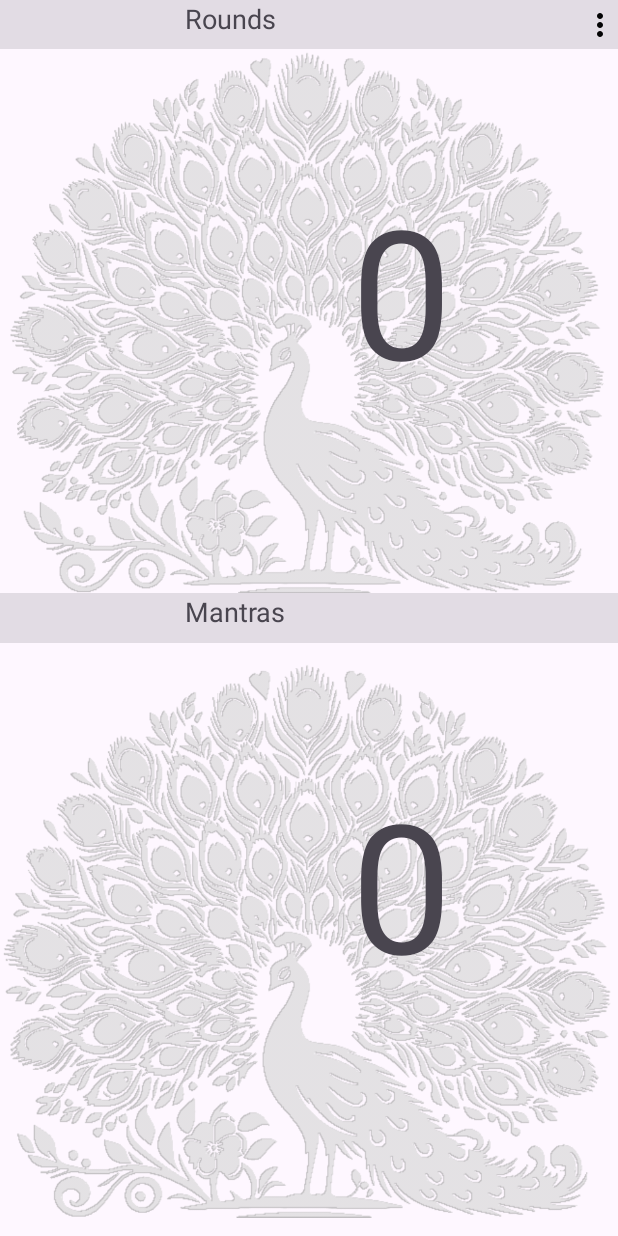
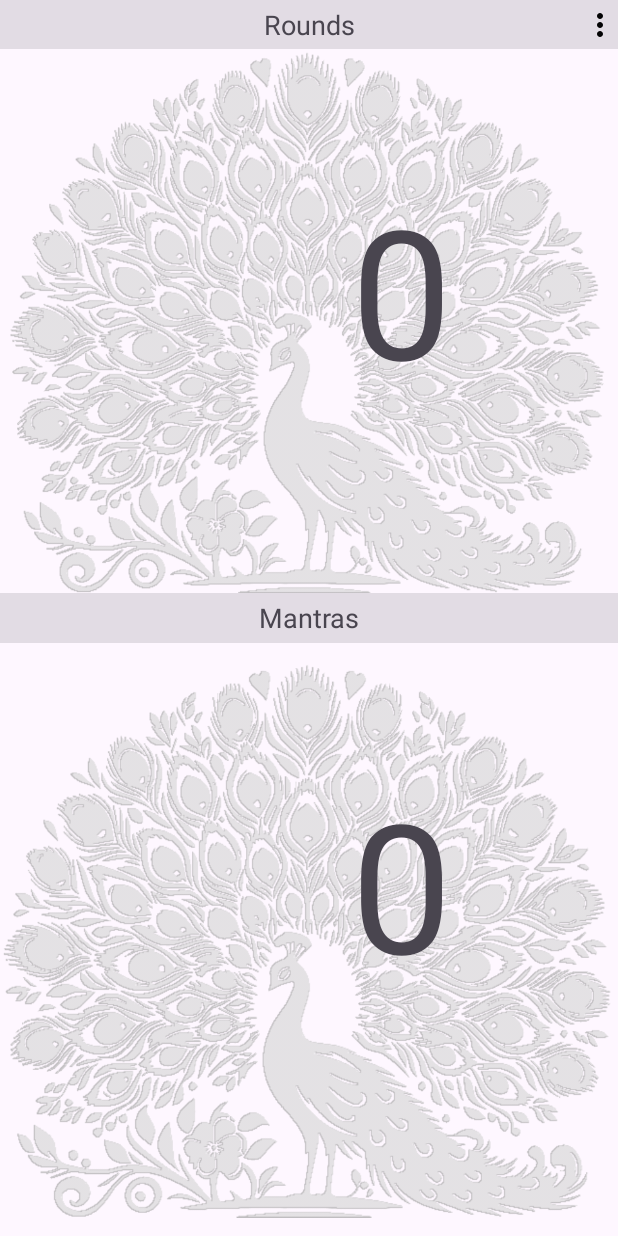
Before and after one commit to cakrina/JapaClocker, an Android app: the screen it shows after launch (MainActivity), on a phone screen of 412 x 824 dp. Run offline under Robolectric (Android 15) with nearby library versions, the phone set to English and light mode, and no system bars.

Commit message:
update 1.2-9 recycler view spacing fixed toolbar removed

```diff
--- a/app/build.gradle.kts
+++ b/app/build.gradle.kts
@@ -17,8 +17,8 @@ android {
         //noinspection OldTargetApi
         targetSdk = 34
 
-        versionCode = 8
-        versionName = "1.2"
+        versionCode = 1
+        versionName = "1.3"
 
 
         testInstrumentationRunner = "androidx.test.runner.AndroidJUnitRunner"
--- a/app/src/main/res/layout-land/activity_main.xml
+++ b/app/src/main/res/layout-land/activity_main.xml
@@ -4,8 +4,8 @@
     xmlns:tools="http://schemas.android.com/tools"
     android:layout_width="match_parent"
     android:layout_height="match_parent"
-    tools:ignore="HardcodedText"
-    tools:targetApi="o">
+    tools:ignore="HardcodedText">
+
     <ImageView
         android:id="@+id/topImageView"
         android:layout_width="0dp"
@@ -14,7 +14,8 @@
         app:layout_constraintTop_toBottomOf="@id/tvRoundslabel"
         app:layout_constraintBottom_toBottomOf="parent"
         app:layout_constraintLeft_toLeftOf="parent"
-        app:layout_constraintRight_toRightOf="@id/tvRounds" />
+        app:layout_constraintRight_toRightOf="@id/tvRounds"/>
+
     <ImageView
         android:id="@+id/bottomImageView"
         android:layout_width="0dp"
@@ -34,27 +35,28 @@
         app:layout_constraintTop_toTopOf="parent"
         app:layout_constraintRight_toRightOf="parent"
         app:layout_constraintBottom_toBottomOf="@id/tvRoundslabel"
-        app:layout_constraintWidth_percent="0.05"/>
+        app:layout_constraintWidth_percent="0.1"/>
 
     <TextView
         android:id="@+id/tvRoundslabel"
         android:layout_width="0dp"
         android:layout_height="0dp"
         app:layout_constraintTop_toTopOf="parent"
-        app:layout_constraintLeft_toRightOf="@id/rvRoundLogLabel"
+        app:layout_constraintLeft_toLeftOf="parent"
         app:layout_constraintBottom_toBottomOf="@id/rvRoundLogLabel"
-        app:layout_constraintWidth_percent=".35"
+        app:layout_constraintWidth_percent=".5"
         android:background="@color/material_on_surface_stroke"
         android:text="Rounds"
-        android:gravity="left"
+        android:gravity="center"
         android:textSize="18sp"
         android:paddingBottom="6sp"/>
+
     <TextView
         android:id="@+id/tvRounds"
         android:layout_width="0dp"
         android:layout_height="0dp"
         app:layout_constraintTop_toBottomOf="@id/tvRoundslabel"
-        app:layout_constraintLeft_toLeftOf="@id/tvRoundslabel"
+        app:layout_constraintLeft_toRightOf="@id/rvRounds"
         app:layout_constraintRight_toRightOf="@id/tvRoundslabel"
         app:layout_constraintBottom_toBottomOf="parent"
         android:textAlignment="center"
@@ -65,7 +67,8 @@
         android:autoSizeTextType="uniform"
         android:autoSizeMinTextSize="50sp"
         android:autoSizeMaxTextSize="160sp"
-        android:autoSizeStepGranularity="2sp" />
+        android:autoSizeStepGranularity="2sp"/>
+
     <TextView
         android:id="@+id/rvRoundLogLabel"
         android:layout_width="0dp"
@@ -74,10 +77,8 @@
         app:layout_constraintLeft_toLeftOf="parent"
         app:layout_constraintHeight_percent=".1"
         app:layout_constraintWidth_percent=".15"
-        android:background="@color/material_on_surface_stroke"
-        android:paddingBottom="6dp">
+        android:paddingBottom="6dp"/>
 
-    </TextView>
 
     <!-- Log RecyclerView -->
     <androidx.recyclerview.widget.RecyclerView
@@ -90,29 +91,28 @@
         app:layout_constraintTop_toBottomOf="@id/rvRoundLogLabel"
         app:layout_constraintLeft_toLeftOf="@id/rvRoundLogLabel"
         app:layout_constraintRight_toRightOf="@id/rvRoundLogLabel"
-        app:layout_constraintBottom_toBottomOf="parent"
-        />
-
+        app:layout_constraintBottom_toBottomOf="parent"/>
 
     <TextView
         android:id="@+id/tvMantraslabel"
         android:layout_width="0dp"
         android:layout_height="0dp"
         app:layout_constraintTop_toTopOf="parent"
-        app:layout_constraintLeft_toRightOf="@id/rvMantraLogLabel"
+        app:layout_constraintLeft_toRightOf="@id/tvRoundslabel"
         app:layout_constraintBottom_toBottomOf="@id/rvRoundLogLabel"
-        app:layout_constraintWidth_percent=".35"
+        app:layout_constraintRight_toRightOf="parent"
         android:background="@color/material_on_surface_stroke"
         android:text="Mantras"
-        android:gravity="left"
+        android:gravity="center"
         android:textSize="18sp"/>
+
     <TextView
         android:id="@+id/tvMantras"
         android:layout_width="0dp"
         android:layout_height="0dp"
-        app:layout_constraintLeft_toLeftOf="@id/tvMantraslabel"
+        app:layout_constraintLeft_toRightOf="@id/rvMantraLogLabel"
         app:layout_constraintTop_toBottomOf="@id/tvMantraslabel"
-        app:layout_constraintRight_toRightOf="@id/tvMantraslabel"
+        app:layout_constraintRight_toRightOf="parent"
         app:layout_constraintBottom_toBottomOf="parent"
         android:clickable="true"
         android:longClickable="true"
@@ -122,8 +122,7 @@
         android:autoSizeTextType="uniform"
         android:autoSizeMinTextSize="50sp"
         android:autoSizeMaxTextSize="160sp"
-        android:autoSizeStepGranularity="2sp"
-        />
+        android:autoSizeStepGranularity="2sp"/>
     <TextView
         android:id="@+id/rvMantraLogLabel"
         android:layout_width="0dp"
@@ -131,11 +130,7 @@
         app:layout_constraintTop_toTopOf="parent"
         app:layout_constraintLeft_toRightOf="@id/tvRoundslabel"
         app:layout_constraintBottom_toBottomOf="@id/tvRoundslabel"
-        app:layout_constraintWidth_percent=".15"
-        android:background="@color/material_on_surface_stroke"
-        >
-
-    </TextView>
+        app:layout_constraintWidth_percent=".15"/>
 
     <!-- Log RecyclerView -->
     <androidx.recyclerview.widget.RecyclerView
--- a/app/src/main/res/layout/activity_main.xml
+++ b/app/src/main/res/layout/activity_main.xml
@@ -42,28 +42,27 @@
         android:layout_height="0dp"
         app:layout_constraintTop_toTopOf="parent"
         app:layout_constraintRight_toRightOf="parent"
-        app:layout_constraintWidth_percent="0.7"
+        app:layout_constraintLeft_toLeftOf="parent"
         app:layout_constraintHeight_percent=".04"
         android:background="@color/material_on_surface_stroke"
         android:text="Rounds"
         android:textSize="18sp"
-        android:gravity="left"/>
+        android:gravity="center"/>
 
     <TextView
         android:id="@+id/rvRoundslabel"
         android:layout_width="0dp"
         android:layout_height="0dp"
         app:layout_constraintTop_toTopOf="parent"
-        app:layout_constraintRight_toLeftOf="@id/tvRoundslabel"
+        app:layout_constraintWidth_percent="0.3"
         app:layout_constraintLeft_toLeftOf="parent"
-        app:layout_constraintBottom_toBottomOf="@+id/tvRoundslabel"
-        android:background="@color/material_on_surface_stroke" />
+        app:layout_constraintBottom_toBottomOf="@+id/tvRoundslabel"/>
     <TextView
         android:id="@+id/tvRounds"
         android:layout_width="0dp"
         android:layout_height="0dp"
         app:layout_constraintTop_toBottomOf="@id/tvRoundslabel"
-        app:layout_constraintLeft_toLeftOf="@id/tvRoundslabel"
+        app:layout_constraintLeft_toRightOf="@id/rvRoundslabel"
         app:layout_constraintRight_toRightOf="@id/tvRoundslabel"
         app:layout_constraintHeight_percent=".44"
         android:clickable="true"
@@ -94,7 +93,7 @@
         app:layout_constraintHeight_percent=".04"
         android:background="@color/material_on_surface_stroke"
         android:text="Mantras"
-        android:gravity="left"
+        android:gravity="center"
         android:textSize="18sp"/>
     <TextView
         android:id="@+id/rvMantraslabel"
@@ -103,14 +102,13 @@
         app:layout_constraintTop_toBottomOf="@id/rvRounds"
         app:layout_constraintLeft_toLeftOf="@id/rvRoundslabel"
         app:layout_constraintRight_toRightOf="@id/rvRoundslabel"
-        app:layout_constraintBottom_toBottomOf="@id/tvMantraslabel"
-        android:background="@color/material_on_surface_stroke"/>
+        app:layout_constraintBottom_toBottomOf="@id/tvMantraslabel"/>
     <TextView
         android:id="@+id/tvMantras"
         android:layout_width="0dp"
         android:layout_height="0dp"
         app:layout_constraintTop_toBottomOf="@id/tvMantraslabel"
-        app:layout_constraintLeft_toLeftOf="@id/tvRoundslabel"
+        app:layout_constraintLeft_toLeftOf="@id/tvRounds"
         app:layout_constraintRight_toRightOf="@id/tvRoundslabel"
         app:layout_constraintBottom_toBottomOf="parent"
         android:clickable="true"
@@ -130,5 +128,4 @@
         android:requiresFadingEdge="vertical"
         android:fadingEdgeLength="150dp"
         android:padding="16dp"/>
-
 </androidx.constraintlayout.widget.ConstraintLayout>
--- a/gradle.properties
+++ b/gradle.properties
@@ -21,4 +21,4 @@ kotlin.code.style=official
 # resources declared in the library itself and none from the library's dependencies,
 # thereby reducing the size of the R class for that library
 android.nonTransitiveRClass=true
-VERSION_CODE=8
+VERSION_CODE=1
```
